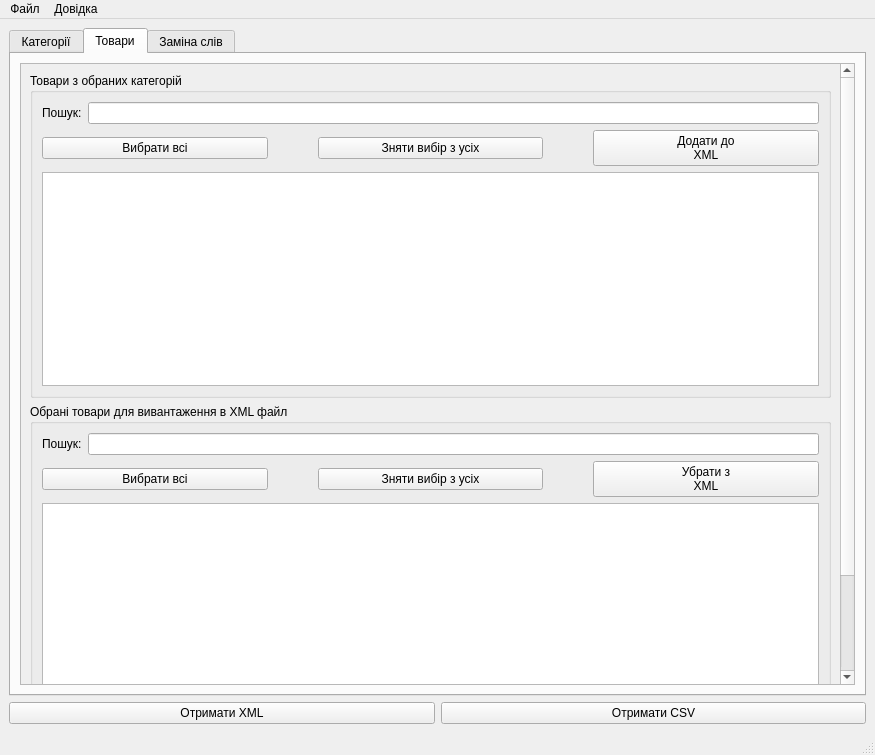
Qt form mainwindow.ui (coolrich/xml-feed-editor) before a commit.
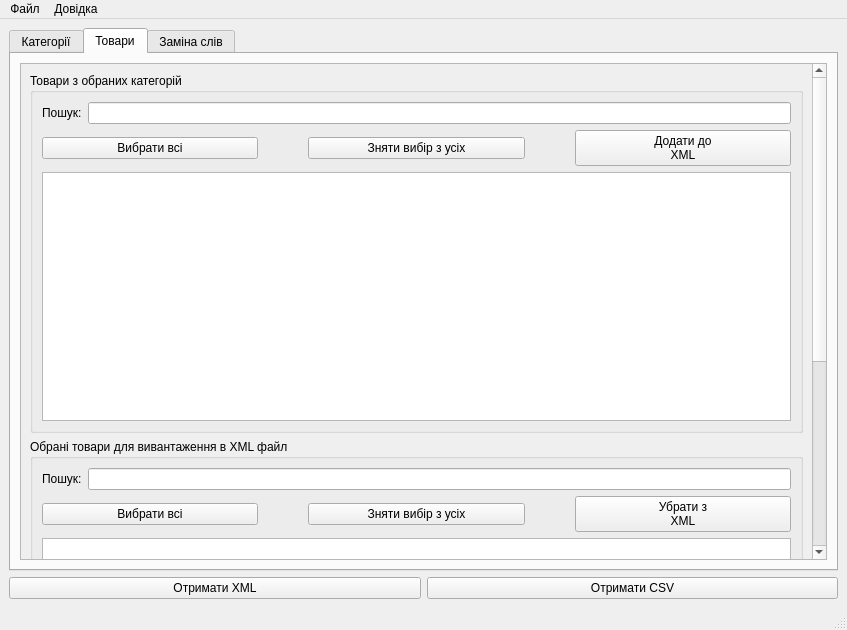
The same form after that commit. The open tabs and pages were chosen to show the change.

Commit message: - Method changed_xml is changed. Now it also reduce a sequence of the picture elements of each offer to ten. - Added add_drop_price_check_box to UI - Some changes with multiplier features.

Patch:
```diff
--- a/mainwindow.ui
+++ b/mainwindow.ui
@@ -6,8 +6,8 @@
    <rect>
     <x>0</x>
     <y>0</y>
-    <width>875</width>
-    <height>755</height>
+    <width>847</width>
+    <height>630</height>
    </rect>
   </property>
   <property name="windowTitle">
@@ -163,6 +163,12 @@
          <layout class="QVBoxLayout" name="verticalLayout_10">
           <item>
            <widget class="QScrollArea" name="scrollArea">
+            <property name="maximumSize">
+             <size>
+              <width>16777215</width>
+              <height>16777215</height>
+             </size>
+            </property>
             <property name="verticalScrollBarPolicy">
              <enum>Qt::ScrollBarAsNeeded</enum>
             </property>
@@ -173,18 +179,20 @@
              <property name="geometry">
               <rect>
                <x>0</x>
-               <y>-121</y>
-               <width>812</width>
-               <height>738</height>
+               <y>0</y>
+               <width>784</width>
+               <height>816</height>
               </rect>
              </property>
+             <layout class="QVBoxLayout" name="verticalLayout_22">
+              <item>
              <layout class="QVBoxLayout" name="verticalLayout_12">
               <item>
                <widget class="QGroupBox" name="groupBox_5">
                 <property name="minimumSize">
                  <size>
                   <width>0</width>
-                  <height>325</height>
+                    <height>360</height>
                  </size>
                 </property>
                 <property name="maximumSize">
@@ -244,6 +252,12 @@
                    </item>
                    <item>
                     <widget class="QTableView" name="input_products_table_view">
+                       <property name="minimumSize">
+                        <size>
+                         <width>0</width>
+                         <height>245</height>
+                        </size>
+                       </property>
                      <property name="maximumSize">
                       <size>
                        <width>16777215</width>
@@ -265,13 +279,13 @@
                 <property name="minimumSize">
                  <size>
                   <width>0</width>
-                  <height>389</height>
+                    <height>430</height>
                  </size>
                 </property>
                 <property name="title">
                  <string>Обрані товари для вивантаження в XML файл</string>
                 </property>
-                <layout class="QVBoxLayout" name="verticalLayout_22">
+                  <layout class="QVBoxLayout" name="verticalLayout_23">
                  <item>
                   <layout class="QVBoxLayout" name="verticalLayout_9">
                    <item>
@@ -322,7 +336,7 @@
                      <property name="minimumSize">
                       <size>
                        <width>0</width>
-                       <height>1</height>
+                         <height>245</height>
                       </size>
                      </property>
                      <property name="maximumSize">
@@ -515,6 +529,8 @@
                  </item>
                 </layout>
                </widget>
+                </item>
+               </layout>
               </item>
              </layout>
             </widget>
@@ -792,7 +808,7 @@
     <rect>
      <x>0</x>
      <y>0</y>
-     <width>875</width>
+     <width>847</width>
      <height>21</height>
     </rect>
    </property>
```
Left out of the diff: 71 changed lines with no effect on the pictures. Lines whose indentation alone changed are shown as unchanged. The commit also changes 2 other files.
